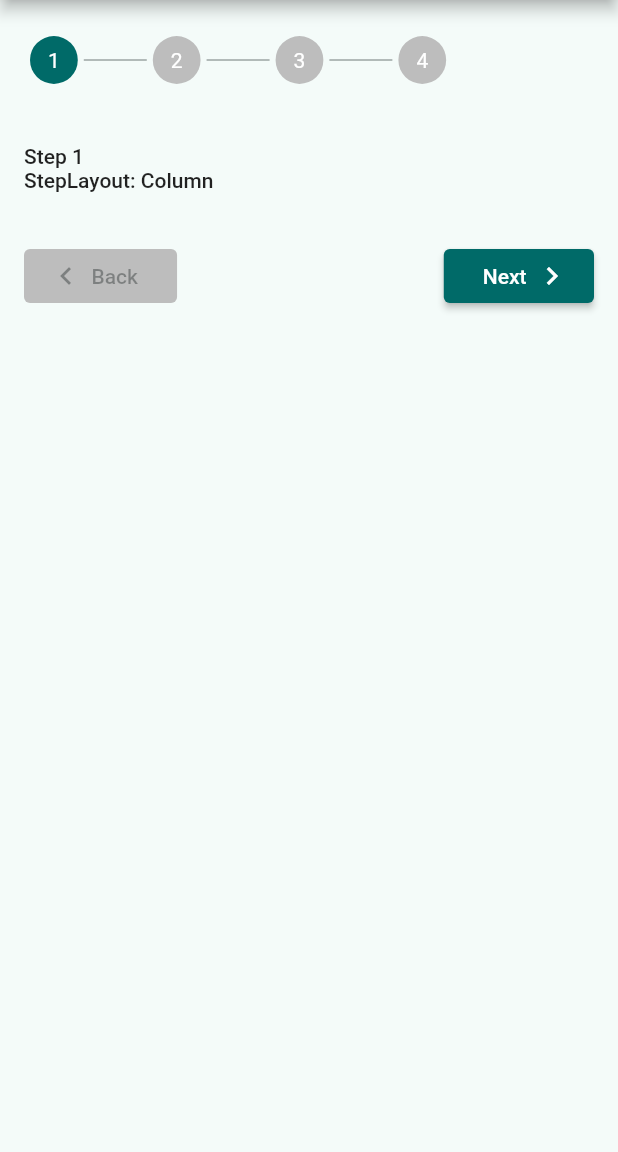
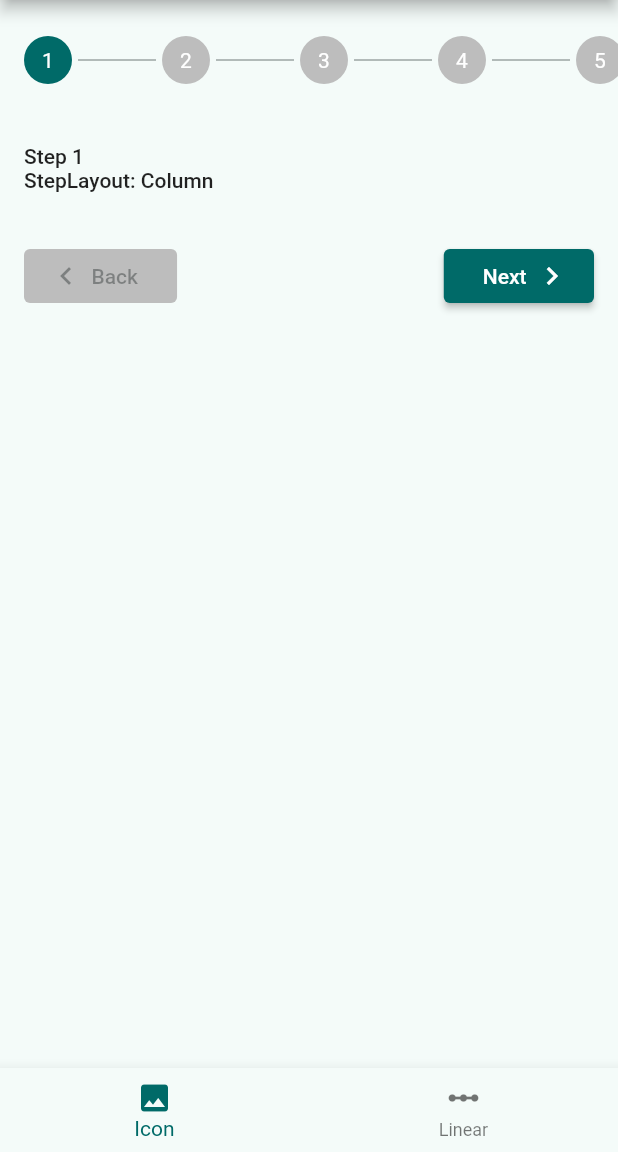
Before and after one commit to michaelsoliman1/fine_stepper, a Flutter app: the screen it shows after launch, on a phone screen of 412 x 824 dp, the part 84-1236 px from its top. Run offline on Flutter 3.47's test engine with Material 2 defaults, Android fonts, the phone set to English and light mode, and no system bars.

Commit message:
feat: added linear stepper feat: added more customization for icon stepper

```diff
--- a/example/lib/main.dart
+++ b/example/lib/main.dart
@@ -5,8 +5,63 @@ void main() {
   runApp(const MainApp());
 }
 
-class MainApp extends StatelessWidget {
+class MainApp extends StatefulWidget {
   const MainApp({super.key});
+
+  @override
+  State<MainApp> createState() => _MainAppState();
+}
+
+class _MainAppState extends State<MainApp> {
+  int index = 0;
+
+  Widget iconExample() {
+    return FineStepper.icon(
+      onFinish: () => Future.delayed(const Duration(seconds: 2)),
+      indicatorOptions: const IndicatorOptions(behavior: IndicatorBehavior.scroll),
+      steps: [
+        StepItem.icon(builder: buildColumnStep),
+        StepItem.icon(builder: buildStackStep),
+        StepItem.icon(builder: buildCustomStep),
+        StepItem.icon(builder: buildFormStep),
+        StepItem.icon(builder: buildFormStep),
+        StepItem.icon(builder: buildFormStep),
+      ],
+    );
+  }
+
+  Widget linearExample() {
+    return FineStepper.linear(
+      onFinish: () => Future.delayed(const Duration(seconds: 2)),
+      steps: [
+        StepItem.linear(
+          title: 'Step 1',
+          description: 'This is a desc',
+          builder: buildColumnStep,
+        ),
+        StepItem.linear(
+          title: 'Step 2',
+          builder: buildStackStep,
+        ),
+        StepItem.linear(
+          title: 'Step 3',
+          builder: buildStackStep,
+        ),
+        StepItem.linear(
+          title: 'Step 4',
+          builder: buildFormStep,
+        ),
+        StepItem.linear(
+          title: 'Step 5',
+          builder: buildFormStep,
+        ),
+        StepItem.linear(
+          title: 'Step 5',
+          builder: buildFormStep,
+        ),
+      ],
+    );
+  }
 
   @override
   Widget build(BuildContext context) {
@@ -17,13 +72,32 @@ class MainApp extends StatelessWidget {
           centerTitle: true,
           title: const Text('Fine Stepper Example'),
         ),
-        body: FineStepper(
-          onFinish: () => Future.delayed(const Duration(seconds: 2)),
-          steps: [
-            StepItem(builder: buildColumnStep),
-            StepItem(builder: buildStackStep),
-            StepItem(builder: buildCustomStep),
-            StepItem(builder: buildFormStep),
+        body: Builder(
+          builder: (context) {
+            if (index == 0) {
+              return iconExample();
+            }
+            return linearExample();
+          },
+        ),
+        bottomNavigationBar: BottomNavigationBar(
+          currentIndex: index,
+          onTap: (value) => setState(() {
+            index = value;
+          }),
+          items: const [
+            BottomNavigationBarItem(
+              label: 'Icon',
+              icon: Icon(
+                Icons.image,
+              ),
+            ),
+            BottomNavigationBarItem(
+              label: 'Linear',
+              icon: Icon(
+                Icons.linear_scale,
+              ),
+            ),
           ],
         ),
       ),
--- a/lib/fine_stepper.dart
+++ b/lib/fine_stepper.dart
@@ -3,6 +3,6 @@ library fine_stepper;
 
 export 'src/fine_stepper.dart';
 export 'src/indicator_options.dart';
-export 'src/step_builders.dart';
 export 'src/step_item.dart';
-export 'src/stepper_controls.dart';
+export 'src/widgets/step_builders.dart';
+export 'src/widgets/stepper_controls.dart';
--- a/lib/src/fine_stepper.dart
+++ b/lib/src/fine_stepper.dart
@@ -4,6 +4,7 @@ import 'package:fine_stepper/src/step_item.dart';
 import 'package:flutter/material.dart';
 
 part 'stepper_controller.dart';
+part 'widgets/stepper_indicator.dart';
 
 class _StepperProvider extends InheritedNotifier<StepperController> {
   const _StepperProvider({
@@ -17,12 +18,32 @@ class _StepperProvider extends InheritedNotifier<StepperController> {
 /// {@endtemplate}
 class FineStepper extends StatefulWidget {
   /// {@macro FineStepper}
+  @Deprecated('Default constructor is deprecated, use FineStepper.icon instead')
   const FineStepper({
     required this.steps,
     this.onFinish,
     this.indicatorOptions = const IndicatorOptions(),
     super.key,
-  }) : assert(steps.length != 0, 'Steps cannot be empty');
+  })  : _indicatorType = IndicatorType.icon,
+        assert(steps.length != 0, 'Steps cannot be empty');
+
+  /// {@macro FineStepper}
+  const FineStepper.icon({
+    required this.steps,
+    this.onFinish,
+    this.indicatorOptions = const IndicatorOptions(),
+    super.key,
+  })  : _indicatorType = IndicatorType.icon,
+        assert(steps.length != 0, 'Steps cannot be empty');
+
+  /// {@macro FineStepper}
+  const FineStepper.linear({
+    required this.steps,
+    this.onFinish,
+    this.indicatorOptions = const IndicatorOptions(),
+    super.key,
+  })  : _indicatorType = IndicatorType.linear,
+        assert(steps.length != 0, 'Steps cannot be empty');
 
   /// List of [StepItem] to build at each step
   final List<StepItem> steps;
@@ -32,6 +53,9 @@ class FineStepper extends StatefulWidget {
 
   /// Options for the stepper indicator
   final IndicatorOptions indicatorOptions;
+
+  /// Type of the indicator
+  final IndicatorType _indicatorType;
 
   /// Get the closest [StepperController] in the widget tree
   static StepperController of(BuildContext context) {
@@ -43,7 +67,7 @@ class FineStepper extends StatefulWidget {
   static bool _debugCheckHasStepperController(BuildContext context) {
     // ignore: prefer_asserts_with_message
     assert(() {
-      if (context.dependOnInheritedWidgetOfExactType<MediaQuery>() == null) {
+      if (context.dependOnInheritedWidgetOfExactType<_StepperProvider>() == null) {
         throw FlutterError.fromParts(<DiagnosticsNode>[
           ErrorSummary('No FineStepper widget ancestor found.'),
           ErrorDescription(
@@ -70,10 +94,22 @@ class FineStepper extends StatefulWidget {
 }
 
 class _FineStepperState extends State<FineStepper> {
-  late final controller = StepperController(
-    stepCount: widget.steps.length,
+  late StepperController controller = StepperController(
+    steps: widget.steps,
+    indicatorOptions: widget.indicatorOptions,
     onFinish: widget.onFinish,
   );
+
+  @override
+  void didUpdateWidget(covariant FineStepper oldWidget) {
+    final oldStepIndex = controller.stepIndex;
+    controller = StepperController(
+      steps: widget.steps,
+      indicatorOptions: widget.indicatorOptions,
+      onFinish: widget.onFinish,
+    )..stepIndex = oldStepIndex;
+    super.didUpdateWidget(oldWidget);
+  }
 
   @override
   void dispose() {
@@ -83,101 +119,34 @@ class _FineStepperState extends State<FineStepper> {
 
   @override
   Widget build(BuildContext context) {
+    Widget buildIndicator() {
+      switch (widget._indicatorType) {
+        case IndicatorType.icon:
+          return const _StepperIndicator.icon();
+        case IndicatorType.linear:
+          return const _StepperIndicator.linear();
+        case IndicatorType.circular:
+          return const SizedBox();
+      }
+    }
+
     return _StepperProvider(
       notifier: controller,
-      child: ValueListenableBuilder(
-        valueListenable: controller,
-        builder: (context, state, __) {
-          final currentStepIndex = state.currentStepIndex;
-          return DismissFocusOverlay(
-            child: Column(
-              children: [
-                _StepperIndicator(
-                  currentStepIndex: currentStepIndex,
-                  options: widget.indicatorOptions,
-                ),
-                Expanded(
-                  child: widget.steps[currentStepIndex].builder(context),
-                ),
-              ],
+      child: DismissFocusOverlay(
+        child: Column(
+          children: [
+            buildIndicator(),
+            Builder(
+              // get the context that contains the controller
+              builder: (context) {
+                return Expanded(
+                  child: controller._activeStep.builder(context),
+                );
+              },
             ),
-          );
-        },
+          ],
+        ),
       ),
     );
   }
 }
-
-class _StepperIndicator extends StatelessWidget {
-  const _StepperIndicator({
-    required this.currentStepIndex,
-    this.options = const IndicatorOptions(),
-  });
-
-  final int currentStepIndex;
-  final IndicatorOptions options;
-
-  @override
-  Widget build(BuildContext context) {
-    final controller = FineStepper.of(context);
-    return SizedBox(
-      height: 80,
-      child: ListView.separated(
-        controller: controller._scrollController,
-        padding: const EdgeInsets.symmetric(horizontal: 20),
-        itemCount: controller.stepCount,
-        scrollDirection: Axis.horizontal,
-        separatorBuilder: (context, index) => const SizedBox(
-          width: 50,
-          child: Divider(
-            indent: 4,
-            endIndent: 4,
-          ),
-        ),
-        itemBuilder: (context, index) {
-          final isCompleted = index < currentStepIndex;
-          final isCurrent = index == currentStepIndex;
-          final isPrev = index == currentStepIndex - 1;
-
-          return GestureDetector(
-            onTap: isPrev ? controller.stepBack : null,
-            child: AnimatedContainer(
-              duration: const Duration(milliseconds: 200),
-              alignment: Alignment.center,
-              decoration: BoxDecoration(
-                shape: BoxShape.circle,
-                color: isCompleted
-                    ? options.completedStepColor ?? Theme.of(context).colorScheme.primary
-                    : isCurrent
-                        ? options.activeStepColor ?? Theme.of(context).colorScheme.primary
-                        : options.stepColor ?? Colors.grey[400],
-              ),
-              child: AnimatedCrossFade(
-                firstChild: Padding(
-                  padding: const EdgeInsets.all(4),
-                  child: Icon(
-                    Icons.done,
-                    color: Theme.of(context).colorScheme.onPrimary,
-                  ),
-                ),
-                secondChild: Padding(
-                  padding: const EdgeInsets.all(12),
-                  child: Text(
-                    '${index + 1}',
-                    style: TextStyle(color: Theme.of(context).colorScheme.onPrimary),
-                  ),
-                ),
-                firstCurve: const Interval(0, 0.6, curve: Curves.fastOutSlowIn),
-                secondCurve: const Interval(0.4, 1, curve: Curves.fastOutSlowIn),
-                crossFadeState: isCompleted //
-                    ? CrossFadeState.showFirst
-                    : CrossFadeState.showSecond,
-                duration: const Duration(milliseconds: 200),
-              ),
-            ),
-          );
-        },
-      ),
-    );
-  }
-}
--- a/lib/src/indicator_options.dart
+++ b/lib/src/indicator_options.dart
@@ -1,4 +1,19 @@
 import 'package:flutter/material.dart';
+
+/// {@template IndicatorBehavior}
+/// How the indicator behaves when the content is wider than the screen
+///
+/// **fit**: fit all indicator signs to the available width
+///
+/// **scroll**: give all indicator signs a fixed width and let it scroll
+/// {@endtemplate}
+enum IndicatorBehavior {
+  /// fit all indicator signs to the available width
+  fit,
+
+  /// give all indicator signs a fixed width and let it scroll
+  scroll,
+}
 
 /// {@template IndicatorOptions}
 /// Options for Stepper Indicator
@@ -9,6 +24,8 @@ class IndicatorOptions {
     this.activeStepColor,
     this.completedStepColor,
     this.stepColor,
+    this.padding = const EdgeInsets.all(16),
+    this.behavior = IndicatorBehavior.fit,
   });
 
   /// Step Color when active, default to [ColorScheme.primary]
@@ -19,4 +36,12 @@ class IndicatorOptions {
 
   /// default Step Color, default to [Colors.grey[400]]
   final Color? stepColor;
+
+  /// Indicator paddings
+  final EdgeInsets padding;
+
+  /// {@macro IndicatorBehavior}
+  ///
+  /// has no effect when using FineStepper.linear
+  final IndicatorBehavior behavior;
 }
--- a/lib/src/step_item.dart
+++ b/lib/src/step_item.dart
@@ -1,23 +1,47 @@
-import 'package:fine_stepper/src/step_builders.dart';
+import 'package:fine_stepper/src/fine_stepper.dart';
+import 'package:fine_stepper/src/widgets/step_builders.dart';
 import 'package:flutter/material.dart';
 
 /// {@template StepItem}
-/// A step item that has a builder for this step,
-/// and an optional label
+/// A step item that build the content of the step
 /// {@endtemplate}
 class StepItem {
   /// {@macro StepItem}
+  @Deprecated('default constructor is deprecated, use StepItem.icon instead')
   const StepItem({
     required this.builder,
-    this.label,
-  });
+  })  : iconBuilder = null,
+        title = null,
+        description = null;
 
-  /// Label for this step
-  final String? label;
+  /// Create a [StepItem] for [FineStepper.icon]
+  const StepItem.icon({
+    required this.builder,
+    this.iconBuilder,
+  })  : title = null,
+        description = null;
+
+  /// Create a [StepItem] for [FineStepper.linear]
+  const StepItem.linear({
+    required this.builder,
+    required String this.title,
+    this.description,
+  }) : iconBuilder = null;
+
+  /// Title for this step
+  final String? title;
+
+  /// Optional description for this step
+  final String? description;
 
   /// Content Builder for this step
   ///
   /// usually a [StepBuilder] or [FormStepBuilder], but can be any custom widget
   /// for complex layout
   final Widget Function(BuildContext context) builder;
+
+  /// Custom icon builder for this step
+  ///
+  /// default to the step number
+  final Widget Function(BuildContext context)? iconBuilder;
 }
--- a/lib/src/stepper_controller.dart
+++ b/lib/src/stepper_controller.dart
@@ -57,12 +57,11 @@ class StepperState {
 class StepperController extends ValueNotifier<StepperState> {
   /// {@macro StepperController}
   StepperController({
-    required this.stepCount,
+    required List<StepItem> steps,
+    this.indicatorOptions = const IndicatorOptions(),
     this.onFinish,
-  }) : super(const StepperState.initial());
-
-  /// Steps Count
-  final int stepCount;
+  })  : _steps = steps,
+        super(const StepperState.initial());
 
   /// {@template StepperController.onFinish}
   /// Optional callback to be executed on the last step
@@ -70,6 +69,17 @@ class StepperController extends ValueNotifier<StepperState> {
   /// [StepperState.finishing] will be true until this future resolves
   /// {@endtemplate}
   final Future<void> Function()? onFinish;
+
+  /// Step Items that holds info and builder for eact step
+  final List<StepItem> _steps;
+
+  /// Options for the stepper indicator for customization such as step color and text theme
+  final IndicatorOptions indicatorOptions;
+
+  StepItem get _activeStep => _steps[stepIndex];
+
+  /// Steps Count
+  int get stepCount => _steps.length;
 
   /// Current Step Index
   int get stepIndex => value.currentStepIndex;
@@ -143,6 +153,8 @@ class StepperController extends ValueNotifier<StepperState> {
     // we don't need to animate
     if (stepCount <= 5) return;
 
+    if (!_scrollController.hasClients) return;
+
     _scrollController.animateTo(
       stepIndex * 40,
       duration: const Duration(milliseconds: 200),
--- a/lib/src/step_builders.dart
+++ b/lib/src/widgets/step_builders.dart
@@ -1,5 +1,5 @@
 import 'package:fine_stepper/src/helper_widgets/form_builder.dart';
-import 'package:fine_stepper/src/stepper_controls.dart';
+import 'package:fine_stepper/src/widgets/stepper_controls.dart';
 import 'package:flutter/material.dart';
 
 /// Layout for [StepBuilder] and [StepperControls]
--- /dev/null
+++ b/lib/src/widgets/stepper_indicator.dart
@@ -0,0 +1,178 @@
+part of '../fine_stepper.dart';
+
+/// UI Type for the indicator
+enum IndicatorType {
+  /// Icons Indicator
+  icon,
+
+  /// Linear Indicator
+  linear,
+
+  ///
+  circular,
+}
+
+abstract class _StepperIndicator extends StatelessWidget {
+  const _StepperIndicator();
+
+  const factory _StepperIndicator.icon() = _StepperIconIndicator;
+  const factory _StepperIndicator.linear() = _StepperLinearIndicator;
+}
+
+class _StepperIconIndicator extends _StepperIndicator {
+  const _StepperIconIndicator();
+
+  @override
+  Widget build(BuildContext context) {
+    final controller = FineStepper.of(context);
+    final options = controller.indicatorOptions;
+    final currentStepIndex = controller.stepIndex;
+
+    final separatorWidth =
+        (MediaQuery.sizeOf(context).width - (32 * controller.stepCount) - (2 * options.padding.left)) /
+            (controller.stepCount - 1);
+
+    return SizedBox(
+      height: 80,
+      child: ListView.separated(
+        controller: controller._scrollController,
+        padding: options.padding,
+        itemCount: controller.stepCount,
+        scrollDirection: Axis.horizontal,
+        separatorBuilder: (context, index) => SizedBox(
+          width: options.behavior == IndicatorBehavior.fit ? separatorWidth : 60,
+          child: const Divider(
+            indent: 4,
+            endIndent: 4,
+          ),
+        ),
+        itemBuilder: (context, index) {
+          final isCompleted = index < currentStepIndex;
+          final isPrev = index == currentStepIndex - 1;
+
+          return GestureDetector(
+            onTap: isPrev ? controller.stepBack : null,
+            child: AnimatedContainer(
+              duration: const Duration(milliseconds: 200),
+              alignment: Alignment.center,
+              decoration: BoxDecoration(
+                shape: BoxShape.circle,
+                color: _getStepColor(context, index),
+              ),
+              child: AnimatedCrossFade(
+                firstChild: SizedBox.square(
+                  dimension: 32,
+                  child: Center(
+                    child: FittedBox(
+                      child: Icon(
+                        Icons.done,
+                        color: Theme.of(context).colorScheme.onPrimary,
+                      ),
+                    ),
+                  ),
+                ),
+                secondChild: SizedBox.square(
+                  dimension: 32,
+                  child: Center(
+                    child: FittedBox(
+                      child: controller._steps[index].iconBuilder?.call(context) ??
+                          Text(
+                            '${index + 1}',
+                            style: TextStyle(color: Theme.of(context).colorScheme.onPrimary),
+                          ),
+                    ),
+                  ),
+                ),
+                firstCurve: const Interval(0, 0.6, curve: Curves.fastOutSlowIn),
+                secondCurve: const Interval(0.4, 1, curve: Curves.fastOutSlowIn),
+                crossFadeState: isCompleted //
+                    ? CrossFadeState.showFirst
+                    : CrossFadeState.showSecond,
+                duration: const Duration(milliseconds: 200),
+              ),
+            ),
+          );
+        },
+      ),
+    );
+  }
+}
+
+class _StepperLinearIndicator extends _StepperIndicator {
+  const _StepperLinearIndicator();
+
+  @override
+  Widget build(BuildContext context) {
+    final controller = FineStepper.of(context);
+    final options = controller.indicatorOptions;
+
+    assert(
+      () {
+        for (final element in controller._steps) {
+          if (element.title == null) {
+            return false;
+          }
+        }
+        return true;
+      }(),
+      'Step Items must have a title when using IndicatorType.linear',
+    );
+
+    final width =
+        (MediaQuery.sizeOf(context).width - (2 * options.padding.left) - (2 * controller.stepCount)) /
+            controller.stepCount;
+
+    return Padding(
+      padding: options.padding,
+      child: Column(
+        crossAxisAlignment: CrossAxisAlignment.start,
+        children: [
+          Text(
+            controller._activeStep.title!,
+            style: Theme.of(context).textTheme.titleLarge,
+          ),
+          if (controller._activeStep.description != null) ...[
+            const SizedBox(height: 5),
+            Text(
+              controller._activeStep.description!,
+            ),
+          ],
+          const SizedBox(height: 10),
+          SizedBox(
+            height: 4,
+            child: ListView.separated(
+              scrollDirection: Axis.horizontal,
+              itemCount: controller.stepCount,
+              itemBuilder: (context, index) {
+                return Container(
+                  width: width,
+                  decoration: BoxDecoration(
+                    color: _getStepColor(context, index),
+                  ),
+                );
+              },
+              separatorBuilder: (context, index) => const SizedBox(width: 2),
+            ),
+          ),
+        ],
+      ),
+    );
+  }
+}
+
+Color _getStepColor(BuildContext context, int stepIndex) {
+  final controller = FineStepper.of(context);
+  final options = controller.indicatorOptions;
+  final currentStepIndex = controller.stepIndex;
+
+  final isCompleted = stepIndex < currentStepIndex;
+  final isCurrent = stepIndex == currentStepIndex;
+
+  if (isCompleted) {
+    return options.completedStepColor ?? Theme.of(context).colorScheme.primary;
+  }
+  if (isCurrent) {
+    return options.activeStepColor ?? Theme.of(context).colorScheme.primary;
+  }
+  return options.stepColor ?? Colors.grey[400]!;
+}
```
Also changed, not shown: lib/src/widgets/stepper_controls.dart (renamed from lib/src/stepper_controls.dart), 2 other files.
